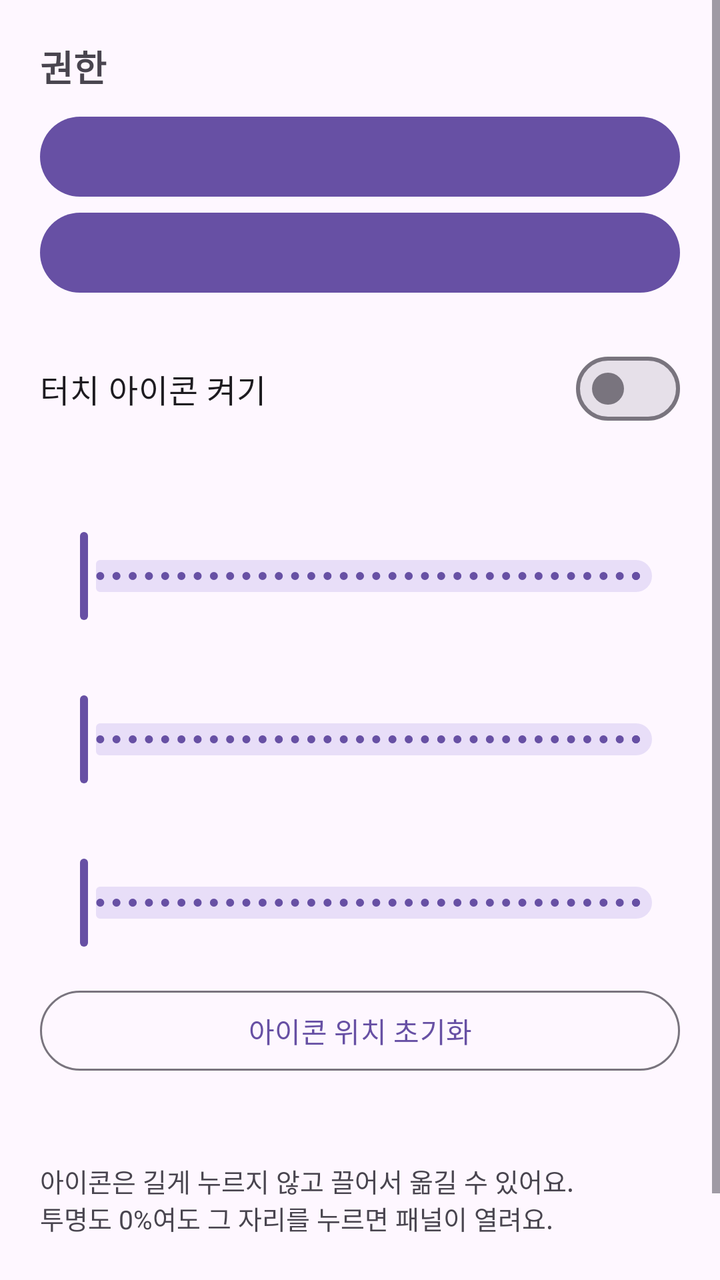
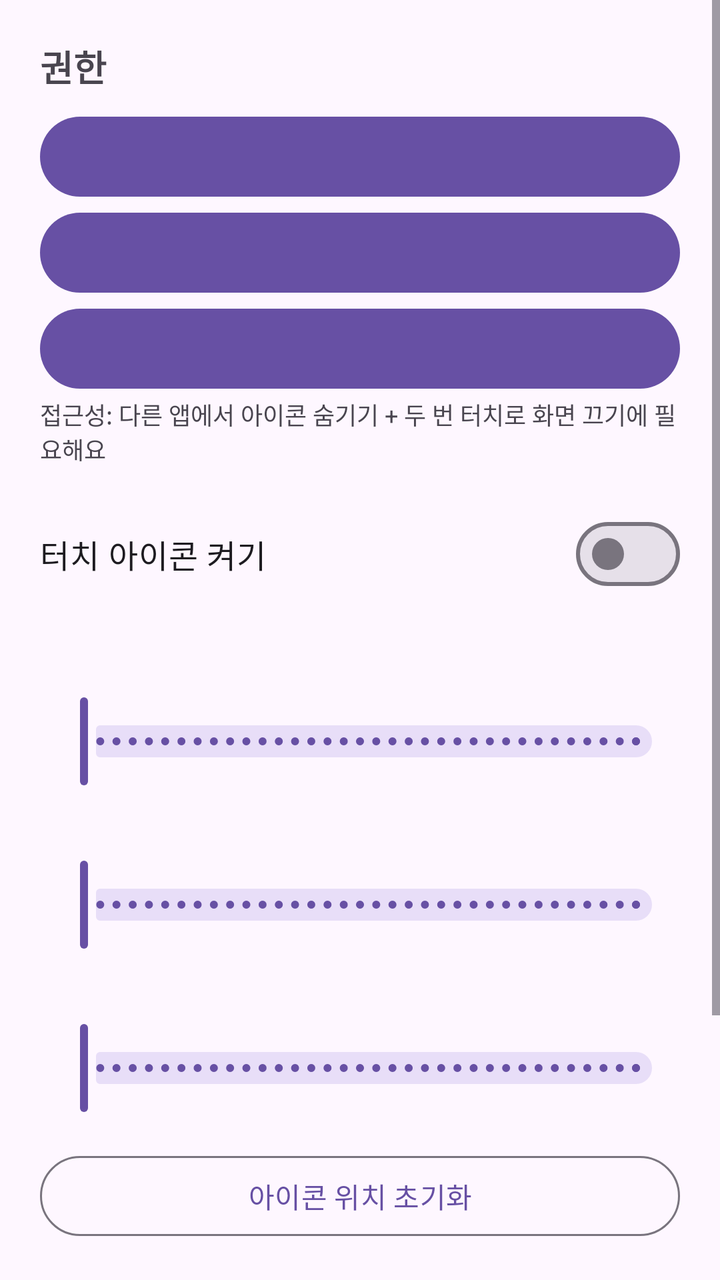

Before-and-after screenshots of an Android layout around one commit, followed by the original layout XML and the change that was made.
<!-- AndroidManifest.xml: application theme Theme.NotiPanel -->
<!-- res/layout/activity_settings.xml -->
<?xml version="1.0" encoding="utf-8"?>
<ScrollView xmlns:android="http://schemas.android.com/apk/res/android"
    android:layout_width="match_parent"
    android:layout_height="match_parent">

    <LinearLayout
        android:layout_width="match_parent"
        android:layout_height="wrap_content"
        android:orientation="vertical"
        android:padding="20dp">

        <TextView
            android:layout_width="wrap_content"
            android:layout_height="wrap_content"
            android:text="권한"
            android:textSize="18sp"
            android:textStyle="bold" />

        <com.google.android.material.button.MaterialButton
            android:id="@+id/btnOverlay"
            android:layout_width="match_parent"
            android:layout_height="wrap_content"
            android:layout_marginTop="8dp" />

        <com.google.android.material.button.MaterialButton
            android:id="@+id/btnListener"
            android:layout_width="match_parent"
            android:layout_height="wrap_content" />

        <com.google.android.material.materialswitch.MaterialSwitch
            android:id="@+id/swEnable"
            android:layout_width="match_parent"
            android:layout_height="wrap_content"
            android:layout_marginTop="20dp"
            android:text="터치 아이콘 켜기"
            android:textSize="16sp" />

        <TextView
            android:id="@+id/lblOpacity"
            android:layout_width="wrap_content"
            android:layout_height="wrap_content"
            android:layout_marginTop="24dp"
            android:textSize="16sp" />

        <com.google.android.material.slider.Slider
            android:id="@+id/slOpacity"
            android:layout_width="match_parent"
            android:layout_height="wrap_content"
            android:stepSize="1"
            android:valueFrom="0"
            android:valueTo="100" />

        <TextView
            android:id="@+id/lblSize"
            android:layout_width="wrap_content"
            android:layout_height="wrap_content"
            android:layout_marginTop="12dp"
            android:textSize="16sp" />

        <com.google.android.material.slider.Slider
            android:id="@+id/slSize"
            android:layout_width="match_parent"
            android:layout_height="wrap_content"
            android:stepSize="1"
            android:valueFrom="32"
            android:valueTo="120" />

        <TextView
            android:id="@+id/lblBlur"
            android:layout_width="wrap_content"
            android:layout_height="wrap_content"
            android:layout_marginTop="12dp"
            android:textSize="16sp" />

        <com.google.android.material.slider.Slider
            android:id="@+id/slBlur"
            android:layout_width="match_parent"
            android:layout_height="wrap_content"
            android:stepSize="1"
            android:valueFrom="0"
            android:valueTo="150" />

        <com.google.android.material.button.MaterialButton
            android:id="@+id/btnResetPos"
            style="@style/Widget.Material3.Button.OutlinedButton"
            android:layout_width="match_parent"
            android:layout_height="wrap_content"
            android:layout_marginTop="16dp"
            android:text="아이콘 위치 초기화" />

        <TextView
            android:id="@+id/blurInfo"
            android:layout_width="wrap_content"
            android:layout_height="wrap_content"
            android:layout_marginTop="16dp"
            android:textSize="13sp" />

        <TextView
            android:layout_width="wrap_content"
            android:layout_height="wrap_content"
            android:layout_marginTop="8dp"
            android:text="아이콘은 길게 누르지 않고 끌어서 옮길 수 있어요.\n투명도 0%여도 그 자리를 누르면 패널이 열려요."
            android:textSize="13sp" />

        <TextView
            android:layout_width="match_parent"
            android:layout_height="wrap_content"
            android:layout_marginTop="32dp"
            android:gravity="center"
            android:text="Powered By LeSeraphim"
            android:textSize="12sp" />
    </LinearLayout>
</ScrollView>
<!-- resources referenced by this layout -->
<resources>
  <style name="Theme.NotiPanel" parent="Theme.Material3.DayNight" />
</resources>

<!-- the commit's change to res/layout/activity_settings.xml (unified diff, before → after) -->
@@ -26,6 +26,17 @@
             android:id="@+id/btnListener"
             android:layout_width="match_parent"
             android:layout_height="wrap_content" />
+
+        <com.google.android.material.button.MaterialButton
+            android:id="@+id/btnA11y"
+            android:layout_width="match_parent"
+            android:layout_height="wrap_content" />
+
+        <TextView
+            android:layout_width="wrap_content"
+            android:layout_height="wrap_content"
+            android:text="접근성: 다른 앱에서 아이콘 숨기기 + 두 번 터치로 화면 끄기에 필요해요"
+            android:textSize="12sp" />
 
         <com.google.android.material.materialswitch.MaterialSwitch
             android:id="@+id/swEnable"
@@ -99,7 +110,7 @@
             android:layout_width="wrap_content"
             android:layout_height="wrap_content"
             android:layout_marginTop="8dp"
-            android:text="아이콘은 길게 누르지 않고 끌어서 옮길 수 있어요.\n투명도 0%여도 그 자리를 누르면 패널이 열려요."
+            android:text="한 번 터치: 패널 열기 / 두 번 터치: 화면 끄기\n아이콘은 끌어서 옮길 수 있어요. 투명도 0%여도 그 자리를 누르면 동작해요.\n홈 화면이 아닐 때는 아이콘이 옆으로 숨어요."
             android:textSize="13sp" />
 
         <TextView
